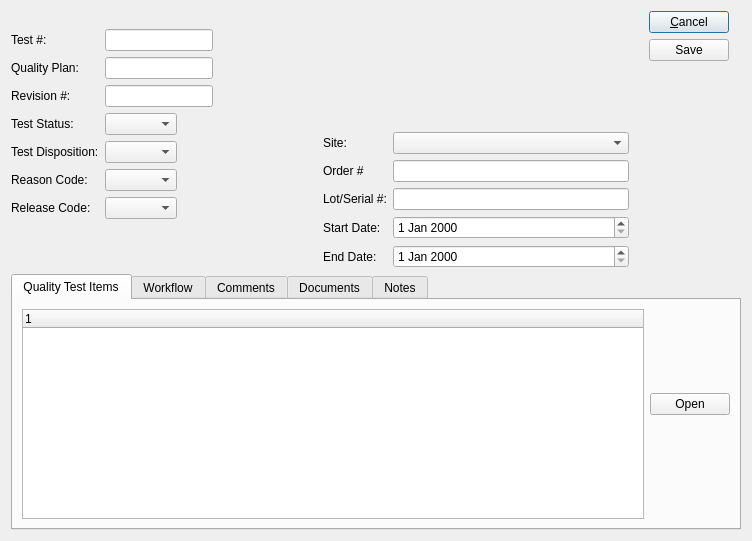
Old version of the form source/commercialcore/foundation-database/quality/uiforms/qtest.ui in the repository tomdatkins/xtuple.
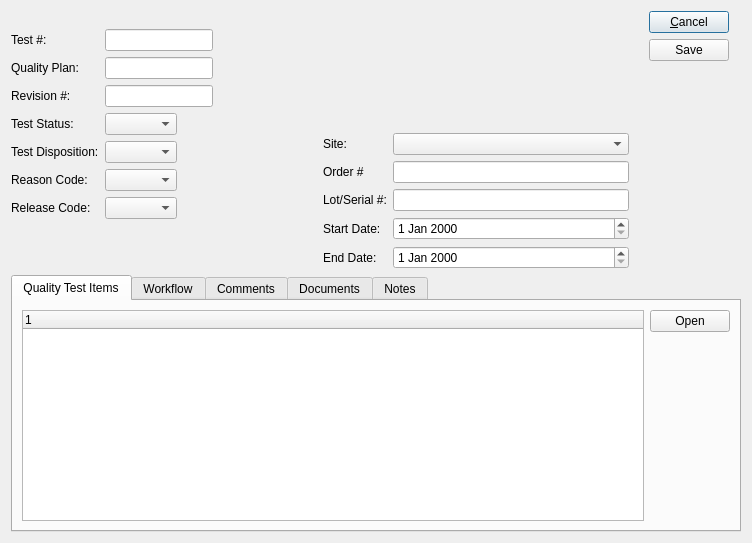
New version of the form. Custom widgets are drawn as their Qt base class.

```diff
--- a/source/commercialcore/foundation-database/quality/uiforms/qtest.ui
+++ b/source/commercialcore/foundation-database/quality/uiforms/qtest.ui
@@ -14,7 +14,7 @@
     <x>0</x>
     <y>0</y>
     <width>752</width>
-    <height>541</height>
+    <height>543</height>
    </rect>
   </property>
   <property name="windowTitle">
@@ -257,8 +257,6 @@
              </item>
             </layout>
            </item>
-           <item>
-            <layout class="QVBoxLayout" name="verticalLayout_3">
              <item>
               <layout class="QVBoxLayout" name="verticalLayout_4">
                <item>
@@ -268,15 +266,13 @@
                  </property>
                 </widget>
                </item>
-              </layout>
-             </item>
              <item>
               <spacer>
                <property name="orientation">
                 <enum>Qt::Vertical</enum>
                </property>
                <property name="sizeType">
-                <enum>QSizePolicy::Fixed</enum>
+                <enum>QSizePolicy::Expanding</enum>
                </property>
                <property name="sizeHint" stdset="0">
                 <size>
```
Left out of the diff: 7 changed lines with no effect on the pictures. Lines whose indentation alone changed are shown as unchanged.
